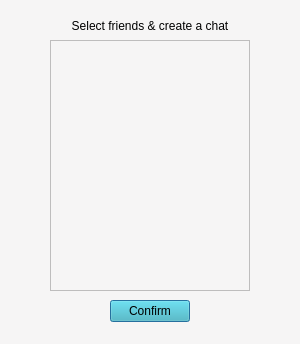
This is client/ui/createchat.ui in pechpo/What-s-up as Qt 5 draws it before an edit. The edited form follows.
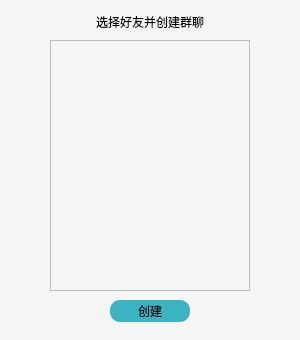
This is the edited form.

The edit to the form file:
```diff
--- a/client/ui/createchat.ui
+++ b/client/ui/createchat.ui
@@ -7,7 +7,7 @@
     <x>0</x>
     <y>0</y>
     <width>300</width>
-    <height>344</height>
+    <height>340</height>
    </rect>
   </property>
   <property name="windowTitle">
@@ -20,13 +20,13 @@
    <property name="geometry">
     <rect>
      <x>25</x>
-     <y>10</y>
+     <y>7</y>
      <width>250</width>
-     <height>31</height>
+     <height>30</height>
     </rect>
    </property>
    <property name="text">
-    <string>Select friends &amp; create a chat</string>
+    <string>选择好友并创建群聊</string>
    </property>
    <property name="alignment">
     <set>Qt::AlignCenter</set>
@@ -65,10 +65,11 @@
     </rect>
    </property>
    <property name="styleSheet">
-    <string notr="true">background-color: rgb(59, 180, 193);</string>
+    <string notr="true">background-color: rgb(59, 180, 193);
+border-radius:10px;</string>
    </property>
    <property name="text">
-    <string>Confirm</string>
+    <string>创建</string>
    </property>
   </widget>
  </widget>
```
